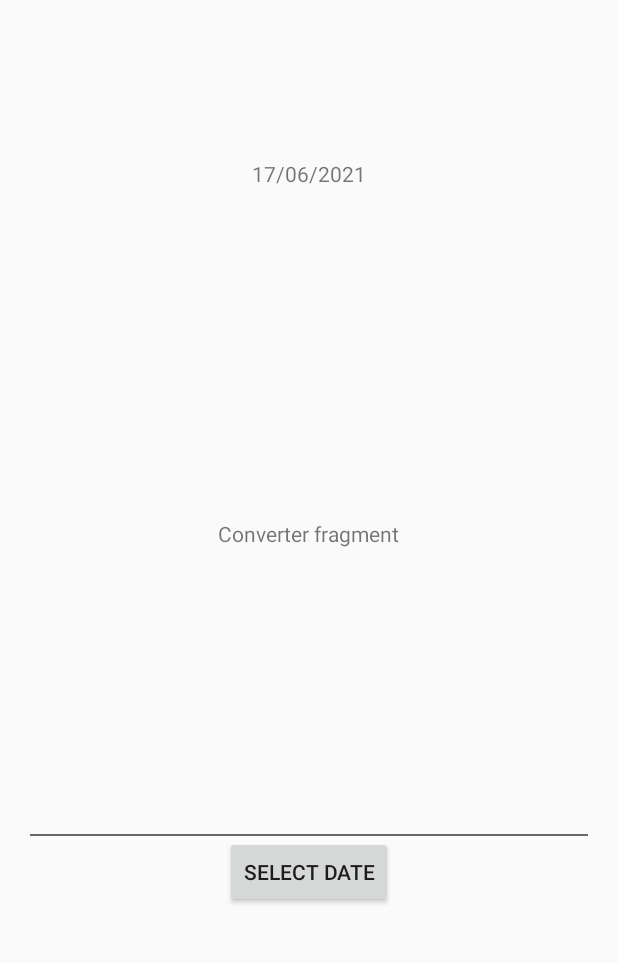
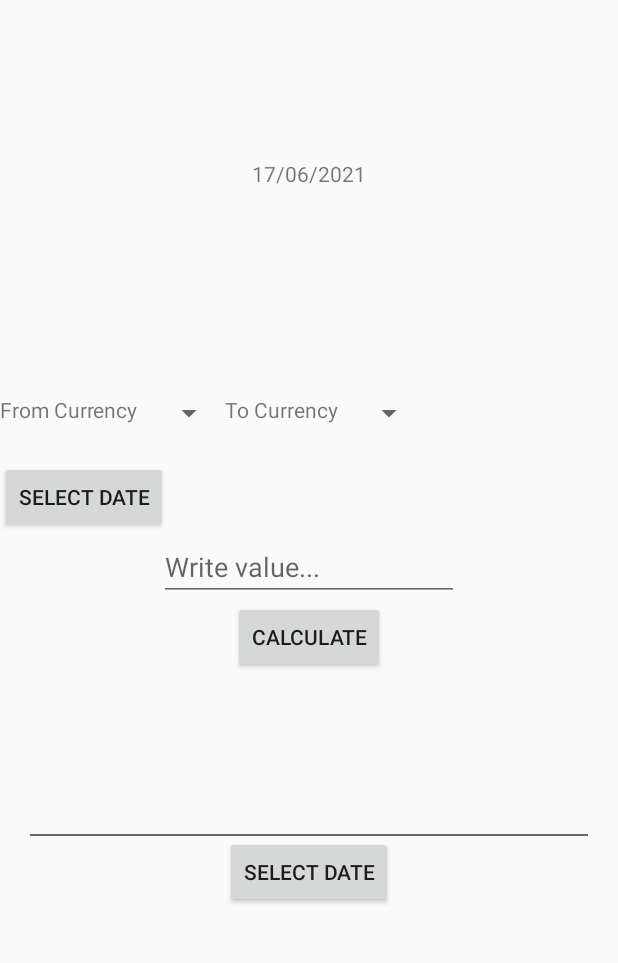
Before and after one commit to Impulseone/FinancialApp, an Android app: the fragment ConverterFragment placed in its activity, on a phone screen of 412 x 824 dp, the part 84-1047 px from its top. Run offline under Robolectric (Android 15) with nearby library versions, the phone set to English and light mode, and no system bars; network calls fail; 1 statement that could not run was skipped.

Commit message:
fragment converter view created

```diff
--- a/FinancialApp/app/src/main/res/layout/fragment_converter.xml
+++ b/FinancialApp/app/src/main/res/layout/fragment_converter.xml
@@ -7,9 +7,54 @@
     android:orientation="vertical"
     tools:context=".view.ConverterFragment">
 
-    <TextView
+    <LinearLayout
+        android:layout_width="match_parent"
+        android:layout_height="wrap_content"
+        android:layout_marginBottom="20dp">
+        <TextView
+            android:layout_width="wrap_content"
+            android:layout_height="wrap_content"
+            android:text="From Currency"/>
+        <Spinner
+            android:id="@+id/from_currency_spinner"
+            android:layout_marginStart="10dp"
+            android:layout_width="wrap_content"
+            android:layout_height="wrap_content"/>
+        <TextView
+            android:layout_width="wrap_content"
+            android:layout_height="wrap_content"
+            android:text="To Currency"/>
+        <Spinner
+            android:id="@+id/to_currency_spinner"
+            android:layout_marginStart="10dp"
+            android:layout_width="wrap_content"
+            android:layout_height="wrap_content"/>
+    </LinearLayout>
+
+    <LinearLayout
+        android:layout_width="match_parent"
+        android:layout_height="wrap_content">
+        <Button
+            android:layout_width="wrap_content"
+            android:layout_height="wrap_content"
+            android:text="@string/select_date"/>
+        <TextView
+            android:id="@+id/selected_date_tv"
+            android:layout_width="wrap_content"
+            android:layout_height="wrap_content"/>
+    </LinearLayout>
+
+    <EditText
+        android:id="@+id/currency_value_et"
+        android:layout_width="200dp"
+        android:layout_height="wrap_content"
+        android:hint="@string/write_value"
+        android:imeOptions="actionDone"
+        android:maxLines="1"
+        android:inputType="number" />
+    <Button
         android:layout_width="wrap_content"
         android:layout_height="wrap_content"
-        android:text="@string/converter_fragment" />
+        android:text="calculate"/>
 
 </LinearLayout>
--- a/FinancialApp/app/src/main/res/values/strings.xml
+++ b/FinancialApp/app/src/main/res/values/strings.xml
@@ -17,4 +17,5 @@
     <string name="from">FROM</string>
     <string name="to">TO</string>
     <string name="currency">Currency:</string>
+    <string name="write_value">Write value...</string>
 </resources>
```
